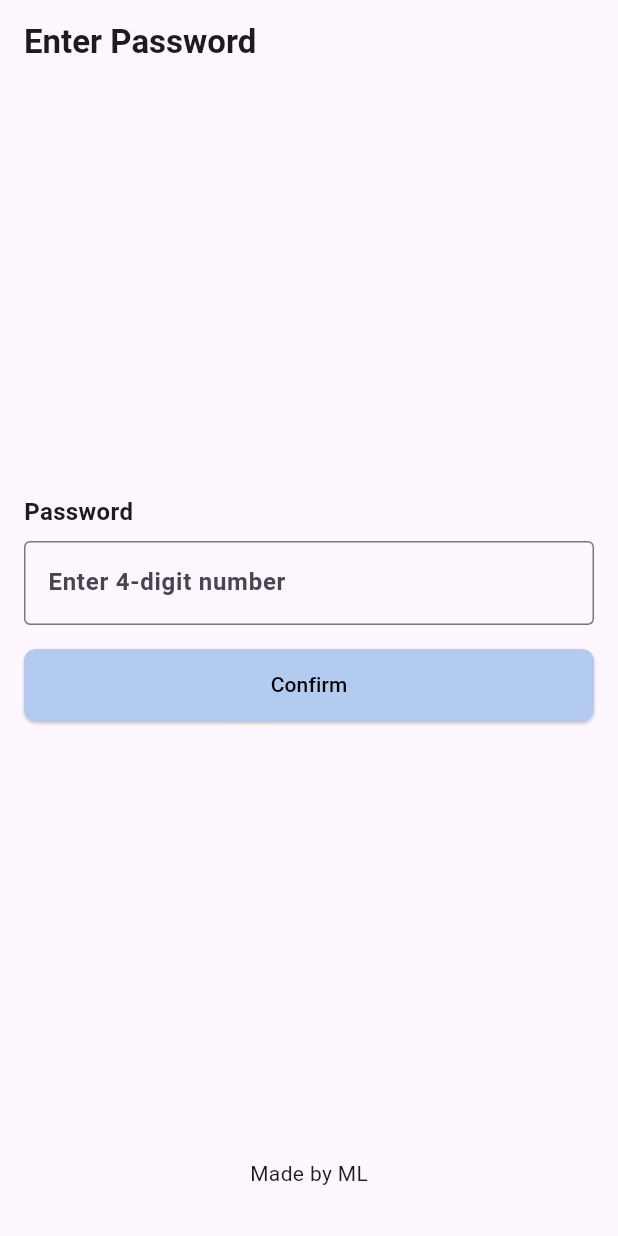
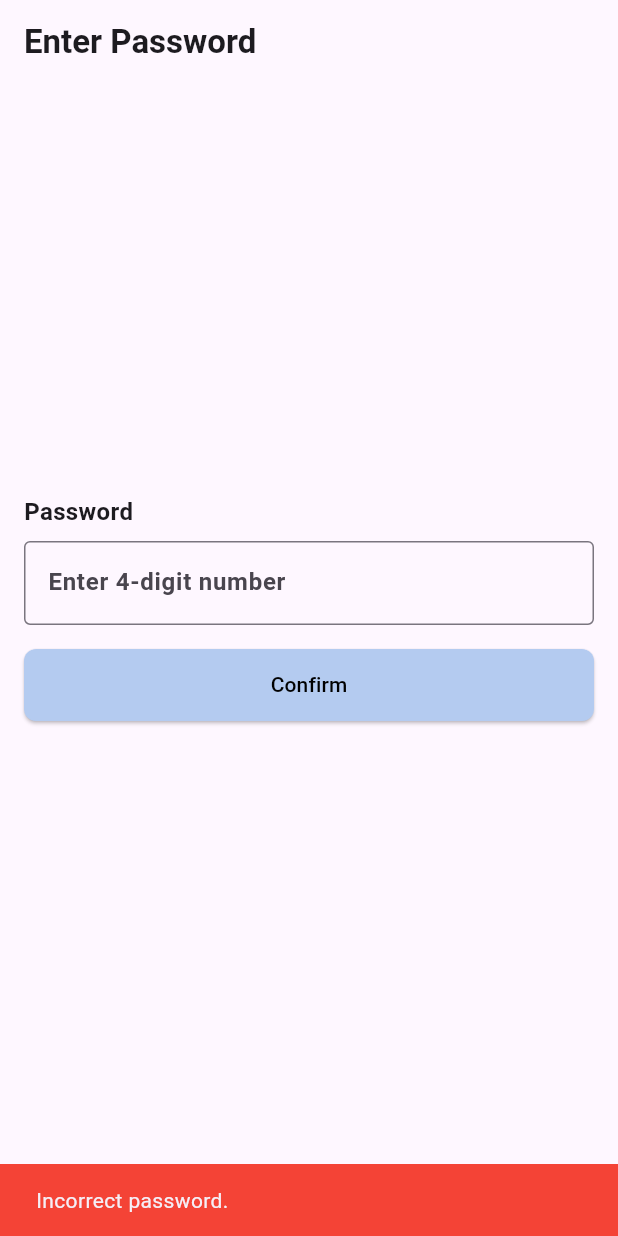
Before and after one commit to mark3lim/manage_meeting, a Flutter app: the screen it shows after launch, after a tap on "Confirm", on a phone screen of 412 x 824 dp. Run offline on Flutter 3.47's test engine with Material 3 defaults, Android fonts, the phone set to English and light mode, and no system bars; our stand-ins replace flutter_riverpod.

```diff
--- a/lib/LoginPage.dart
+++ b/lib/LoginPage.dart
@@ -1,22 +1,27 @@
 import 'package:flutter/material.dart';
 import 'package:flutter/services.dart';
 import 'package:manage_meeting/generated/l10n/app_localizations.dart';
+import 'package:manage_meeting/screen/HomePage.dart';
 
-/// LoginPage 클래스는 사용자가 비밀번호를 입력하는 화면을 표시하는 StatefulWidget 입니다.
+/// [LoginPage] 클래스는 사용자가 비밀번호를 입력하는 화면을 표시하는 [StatefulWidget] 입니다.
 ///
 /// 이 화면은 앱의 보안을 위한 첫 번째 관문 역할을 합니다.
 /// 사용자는 4자리 숫자로 된 비밀번호를 입력해야 합니다.
 class LoginPage extends StatefulWidget {
-  /// LoginPage의 생성자입니다.
+  /// [LoginPage]의 생성자입니다.
   ///
   /// [key]는 위젯 트리의 특정 위치에 있는 위젯을 식별하는 데 사용됩니다.
   const LoginPage({super.key});
 
+  /// 위젯의 상태 객체를 생성합니다.
+  ///
+  /// Flutter 프레임워크가 위젯을 빌드할 때 이 메소드를 호출합니다.
+  /// @return 이 위젯의 상태를 관리할 [_LoginPageState] 인스턴스를 반환합니다.
   @override
   State<LoginPage> createState() => _LoginPageState();
 }
 
-/// _LoginPageState 클래스는 LoginPage 위젯의 상태를 관리합니다.
+/// [_LoginPageState] 클래스는 [LoginPage] 위젯의 상태를 관리합니다.
 ///
 /// 이 클래스는 비밀번호 입력 필드의 상태, UI 구성 및 관련 로직을 처리합니다.
 class _LoginPageState extends State<LoginPage> {
@@ -25,9 +30,35 @@ class _LoginPageState extends State<LoginPage> {
   /// 사용자가 입력하는 텍스트를 관리하고, 필드를 지우는 등의 작업을 수행합니다.
   final TextEditingController _passwordController = TextEditingController();
 
-  /// 위젯이 위젯 트리에서 영구적으로 제거될 때 호출됩니다.
+  /// 사용자가 입력한 비밀번호를 확인하고 결과를 처리합니다.
   ///
-  /// 여기서는 _passwordController를 정리하여 메모리 누수를 방지합니다.
+  /// 비밀번호가 정확하면 [HomePage]로 이동하고, 그렇지 않으면 오류 메시지를
+  /// [SnackBar]로 표시합니다.
+  void _checkPassword() {
+    const correctPassword = '1234';
+    final enteredPassword = _passwordController.text;
+
+    if (enteredPassword == correctPassword) {
+      // 비밀번호가 맞으면 홈 화면으로 이동합니다.
+      Navigator.of(context).pushReplacement(
+        MaterialPageRoute(builder: (_) => const HomePage()),
+      );
+    } else {
+      // 비밀번호가 틀리면 스낵바를 표시합니다.
+      ScaffoldMessenger.of(context).showSnackBar(
+        SnackBar(
+          content: Text(AppLocalizations.of(context)!.loginErrorPasswordIncorrect),
+          backgroundColor: Colors.red,
+        ),
+      );
+      // 입력 필드를 초기화합니다.
+      _passwordController.clear();
+    }
+  }
+
+  /// 위젯이 위젯 트리에서 영구적으로 제거될 때 호출되어 리소스를 해제합니다.
+  ///
+  /// 여기서는 [_passwordController]를 정리하여 메모리 누수를 방지합니다.
   @override
   void dispose() {
     _passwordController.dispose();
@@ -38,8 +69,8 @@ class _LoginPageState extends State<LoginPage> {
   ///
   /// 이 메소드는 위젯이 화면에 그려질 때마다 호출됩니다.
   ///
-  /// @param context 위젯의 위치를 알려주는 BuildContext 객체입니다.
-  /// @return 화면에 표시될 위젯을 반환합니다.
+  /// @param context 위젯 트리 내에서 위젯의 위치를 식별하는 데 사용되는 [BuildContext] 객체입니다.
+  /// @return 화면에 표시될 [Widget]을 반환합니다.
   @override
   Widget build(BuildContext context) {
     // 화면의 높이를 가져옵니다.
@@ -88,6 +119,7 @@ class _LoginPageState extends State<LoginPage> {
               enableSuggestions: false,
               autocorrect: false,
               autofillHints: null,
+              onSubmitted: (_) => _checkPassword(),
             ),
             const SizedBox(height: 16.0),
             SizedBox(
@@ -101,9 +133,7 @@ class _LoginPageState extends State<LoginPage> {
                     borderRadius: BorderRadius.all(Radius.circular(8)),
                   ),
                 ),
-                onPressed: () {
-                  // TODO: 비밀번호 확인 로직 구현
-                },
+                onPressed: _checkPassword,
                 child: Text(AppLocalizations.of(context)!.confirmButton),
               ),
             ),
--- a/lib/l10n/app_en.arb
+++ b/lib/l10n/app_en.arb
@@ -23,5 +23,9 @@
   "confirmButton": "Confirm",
   "@confirmButton": {
     "description": "The text for the confirm button"
+  },
+  "loginErrorPasswordIncorrect": "Incorrect password.",
+  "@loginErrorPasswordIncorrect": {
+    "description": "Error message displayed for incorrect password entry"
   }
 }
--- a/lib/l10n/app_ko.arb
+++ b/lib/l10n/app_ko.arb
@@ -23,5 +23,9 @@
   "confirmButton": "확인",
   "@confirmButton": {
     "description": "확인 버튼의 텍스트"
+  },
+  "loginErrorPasswordIncorrect": "비밀번호가 틀렸습니다.",
+  "@loginErrorPasswordIncorrect": {
+    "description": "잘못된 비밀번호를 입력했을 때 표시되는 오류 메시지"
   }
 }
```
Also changed, not shown: lib/screen/HomePage.dart (added, +33 -0 lines), lib/generated/l10n/app_localizations.dart, lib/generated/l10n/app_localizations_en.dart, lib/generated/l10n/app_localizations_ko.dart.
